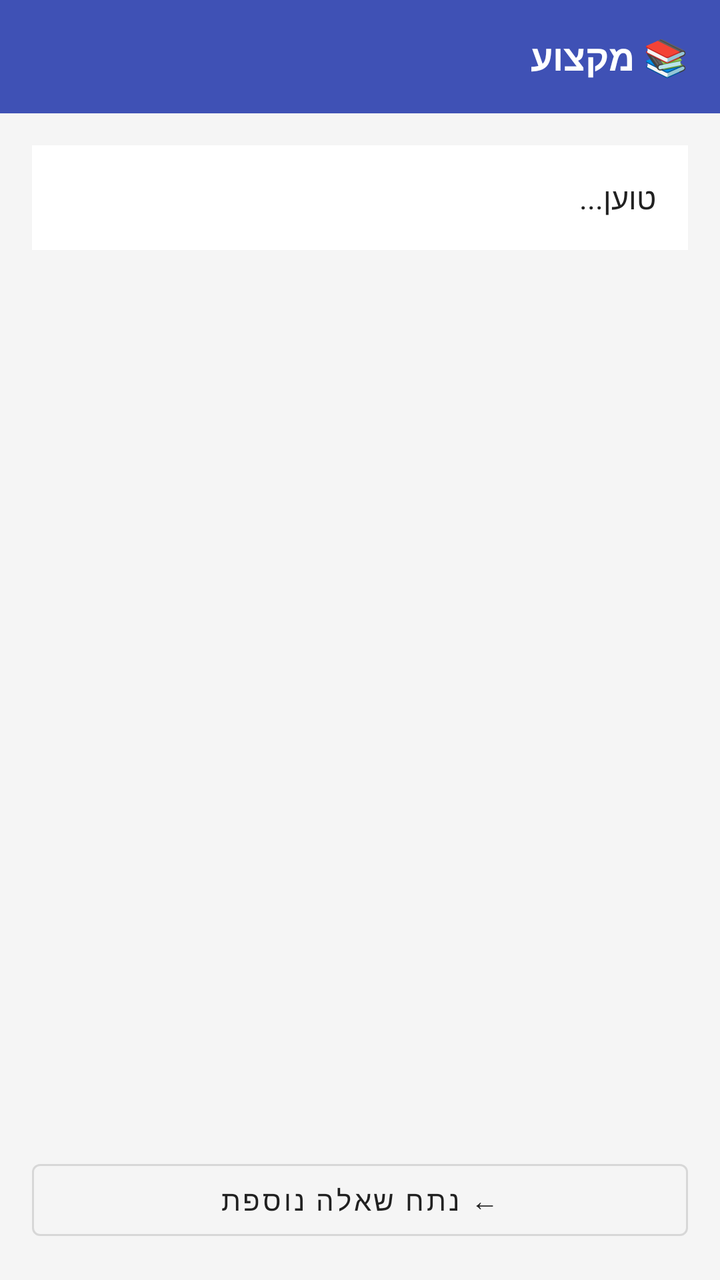
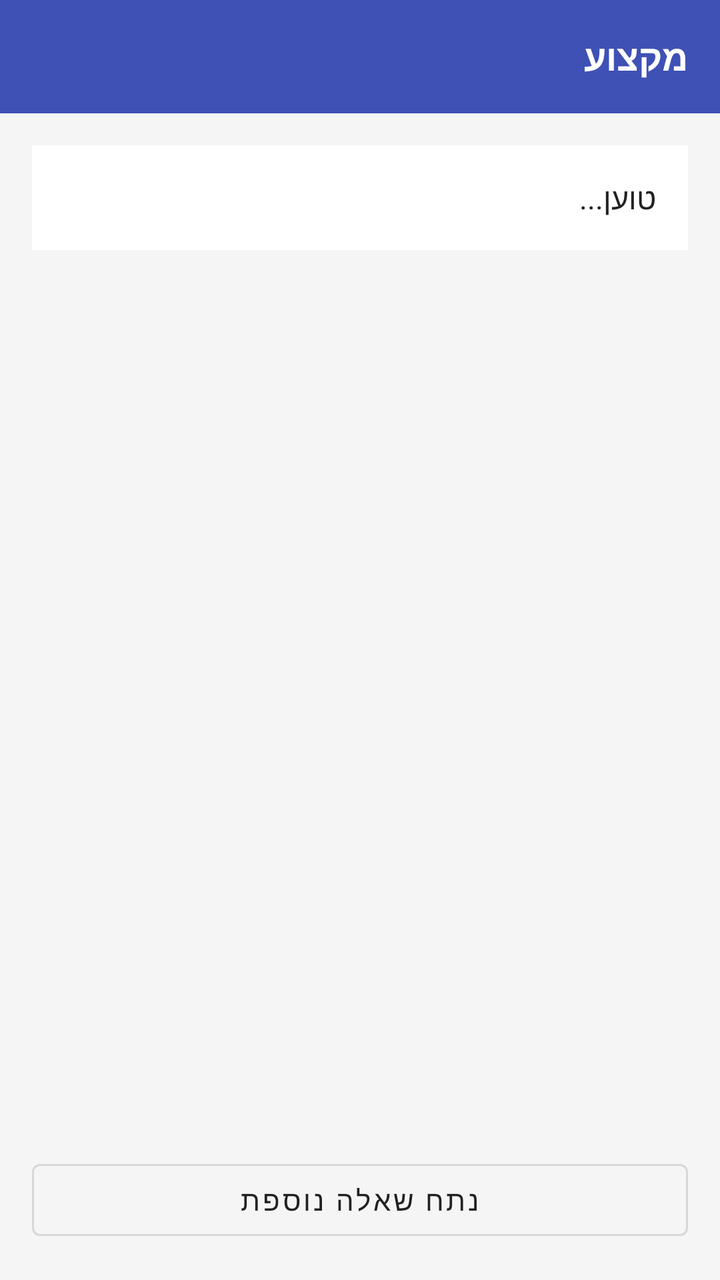

Two renders of the same Android screen: before a commit and after it. Below are the layout's source before the change and the commit's diff.
<!-- AndroidManifest.xml: application theme Theme.MaterialComponents.Light.DarkActionBar -->
<!-- res/layout/fragment_result.xml -->
<?xml version="1.0" encoding="utf-8"?>
<LinearLayout xmlns:android="http://schemas.android.com/apk/res/android"
    android:layout_width="match_parent"
    android:layout_height="match_parent"
    android:orientation="vertical"
    android:background="#F5F5F5">

    <LinearLayout
        android:layout_width="match_parent"
        android:layout_height="wrap_content"
        android:background="#3F51B5"
        android:padding="16dp">

        <TextView
            android:id="@+id/tvSubjectTag"
            android:layout_width="match_parent"
            android:layout_height="wrap_content"
            android:text="📚 מקצוע"
            android:textColor="#FFFFFF"
            android:textSize="18sp"
            android:textStyle="bold"/>
    </LinearLayout>

    <ScrollView
        android:layout_width="match_parent"
        android:layout_height="0dp"
        android:layout_weight="1"
        android:padding="16dp">

        <TextView
            android:id="@+id/tvResult"
            android:layout_width="match_parent"
            android:layout_height="wrap_content"
            android:text="טוען..."
            android:textSize="15sp"
            android:textColor="#212121"
            android:lineSpacingExtra="4dp"
            android:background="#FFFFFF"
            android:padding="16dp"/>

    </ScrollView>

    <com.google.android.material.button.MaterialButton
        android:id="@+id/btnBack"
        android:layout_width="match_parent"
        android:layout_height="wrap_content"
        android:layout_margin="16dp"
        android:text="← נתח שאלה נוספת"
        style="@style/Widget.MaterialComponents.Button.OutlinedButton"/>

</LinearLayout>
<!-- resources referenced by this layout -->
<resources>

</resources>

<!-- the commit's change to res/layout/fragment_result.xml (unified diff, before → after) -->
@@ -15,7 +15,7 @@
             android:id="@+id/tvSubjectTag"
             android:layout_width="match_parent"
             android:layout_height="wrap_content"
-            android:text="📚 מקצוע"
+            android:text="מקצוע"
             android:textColor="#FFFFFF"
             android:textSize="18sp"
             android:textStyle="bold"/>
@@ -45,7 +45,7 @@
         android:layout_width="match_parent"
         android:layout_height="wrap_content"
         android:layout_margin="16dp"
-        android:text="← נתח שאלה נוספת"
+        android:text="נתח שאלה נוספת"
         style="@style/Widget.MaterialComponents.Button.OutlinedButton"/>
 
 </LinearLayout>
